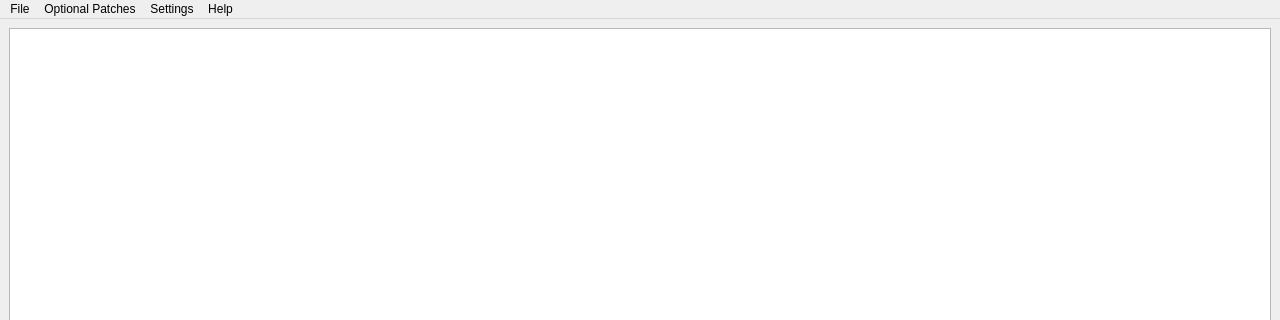
Above: mainwindow.ui from FortuneStreetModding/csmm-qt before the change; both pictures show x 0 to 1280 and y 0 to 320 of the 1280 by 720 pixel window. Below: the same form after it.
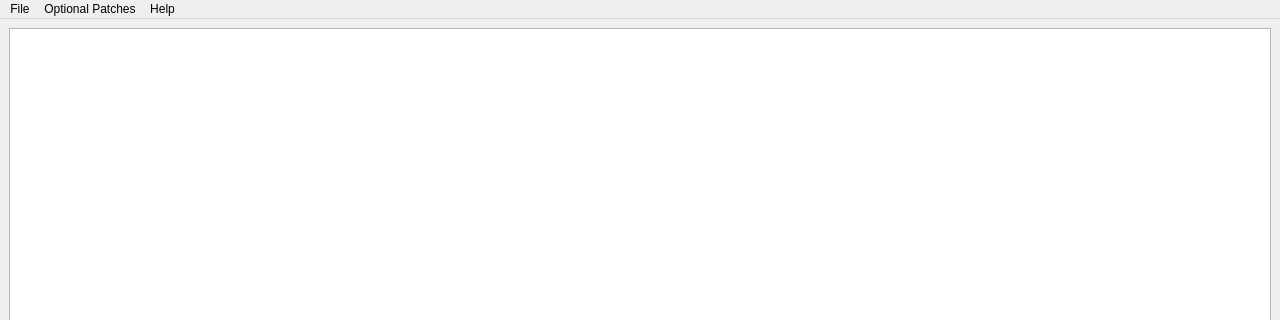
That is the form after the change. Custom widgets are drawn as their Qt base class.

Commit message: allow export folder to be specified

Patch:
```diff
--- a/mainwindow.ui
+++ b/mainwindow.ui
@@ -75,12 +75,6 @@
     </property>
     <addaction name="actionPatch_Wiimmfi"/>
    </widget>
-   <widget class="QMenu" name="menuSettings">
-    <property name="title">
-     <string>Settings</string>
-    </property>
-    <addaction name="actionVerbose"/>
-   </widget>
    <widget class="QMenu" name="menuHelp">
     <property name="title">
      <string>Help</string>
@@ -89,7 +83,6 @@
    </widget>
    <addaction name="menuFile"/>
    <addaction name="menuOptions"/>
-   <addaction name="menuSettings"/>
    <addaction name="menuHelp"/>
   </widget>
   <widget class="QStatusBar" name="statusbar"/>
```
Left out of the diff: 6 changed lines with no effect on the pictures. The commit also changes 2 other files.
